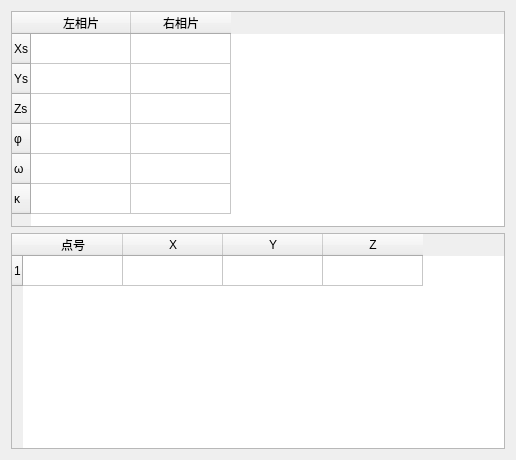
Above: ui/intersectionwidgetbase.ui from crackey/photogrammetry before the change. Below: the same form after it.
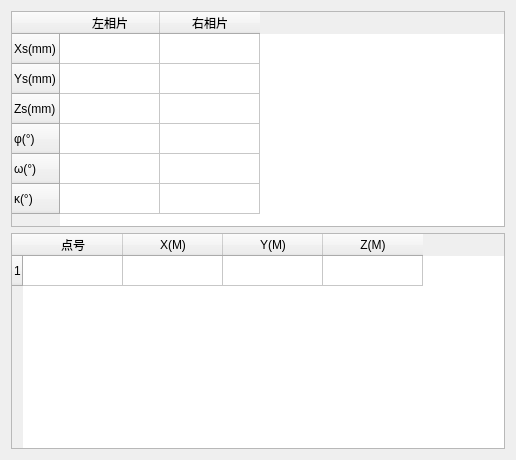
That is the form after the change.

Diff of the .ui file:
```diff
--- a/ui/intersectionwidgetbase.ui
+++ b/ui/intersectionwidgetbase.ui
@@ -26,32 +26,32 @@
      </property>
      <row>
       <property name="text" >
-       <string>Xs</string>
+       <string>Xs(mm)</string>
       </property>
      </row>
      <row>
       <property name="text" >
-       <string>Ys</string>
+       <string>Ys(mm)</string>
       </property>
      </row>
      <row>
       <property name="text" >
-       <string>Zs</string>
+       <string>Zs(mm)</string>
       </property>
      </row>
      <row>
       <property name="text" >
-       <string>φ</string>
+       <string>φ(°)</string>
       </property>
      </row>
      <row>
       <property name="text" >
-       <string>ω</string>
+       <string>ω(°)</string>
       </property>
      </row>
      <row>
       <property name="text" >
-       <string>κ</string>
+       <string>κ(°)</string>
       </property>
      </row>
      <column>
@@ -82,17 +82,17 @@
      </column>
      <column>
       <property name="text" >
-       <string>X</string>
+       <string>X(M)</string>
       </property>
      </column>
      <column>
       <property name="text" >
-       <string>Y</string>
+       <string>Y(M)</string>
       </property>
      </column>
      <column>
       <property name="text" >
-       <string>Z</string>
+       <string>Z(M)</string>
       </property>
      </column>
     </widget>
```
